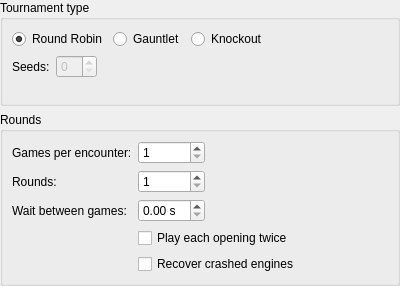
Old version of the form projects/gui/ui/tournamentsettingswidget.ui in the repository cutechess/cutechess.
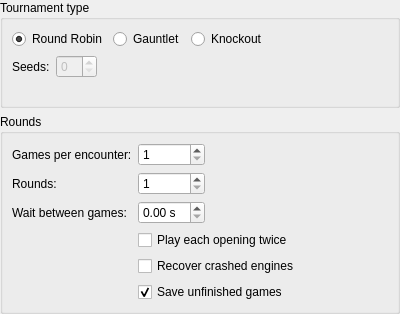
New version of the form.

Commit message: Add option to discard unfinished games from PGN output

```diff
--- a/projects/gui/ui/tournamentsettingswidget.ui
+++ b/projects/gui/ui/tournamentsettingswidget.ui
@@ -7,7 +7,7 @@
     <x>0</x>
     <y>0</y>
     <width>400</width>
-    <height>286</height>
+    <height>314</height>
    </rect>
   </property>
   <property name="windowTitle">
@@ -186,6 +186,16 @@
         </property>
        </widget>
       </item>
+      <item row="5" column="1">
+       <widget class="QCheckBox" name="m_saveUnfinishedGamesCheck">
+        <property name="text">
+         <string>Save unfinished games</string>
+        </property>
+        <property name="checked">
+         <bool>true</bool>
+        </property>
+       </widget>
+      </item>
      </layout>
     </widget>
    </item>
```
The commit also changes 8 other files.
